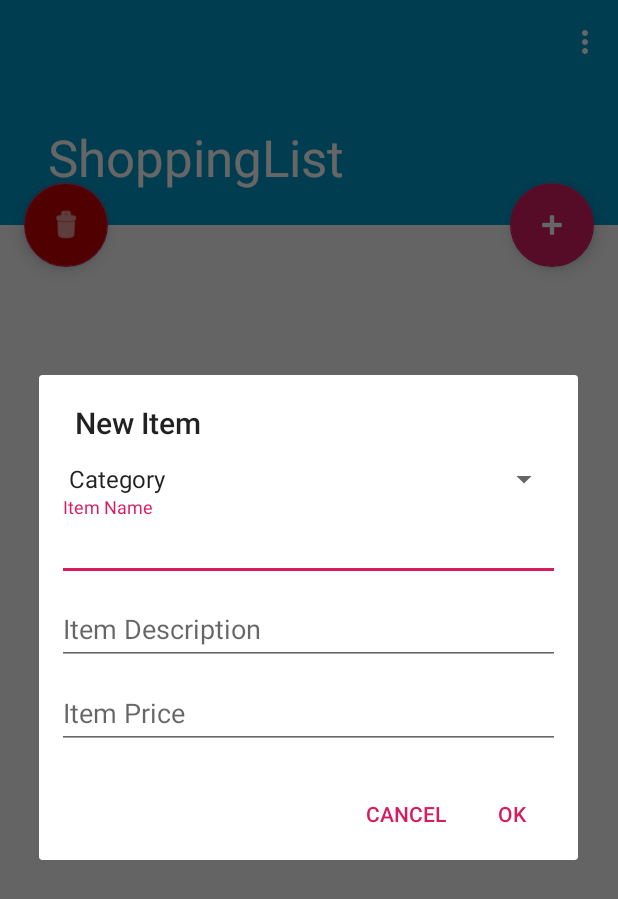
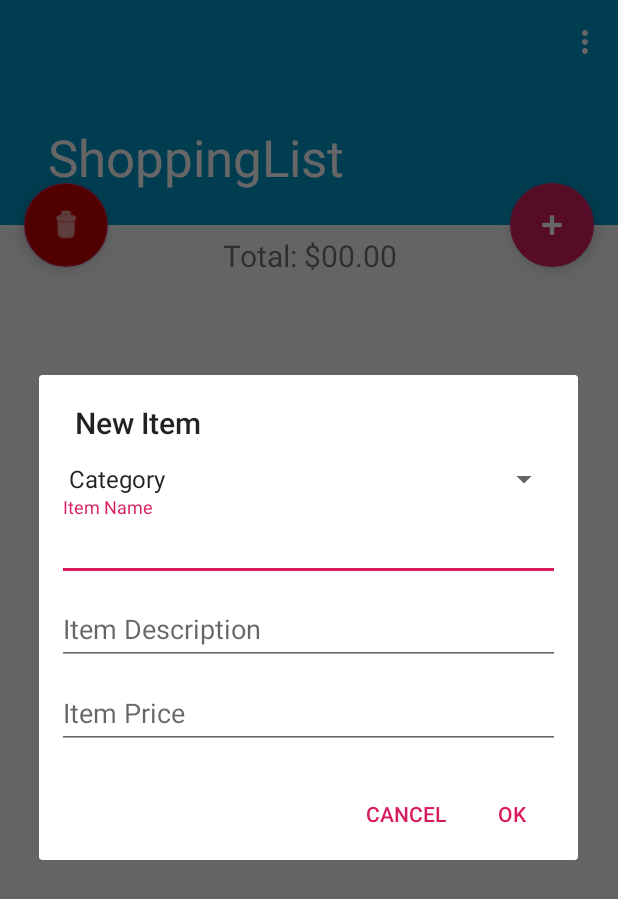
Before and after one commit to li-cindy/shopping-list, an Android app: the screen it shows after launch (ScrollingActivity), after a tap on an icon or button, on a phone screen of 412 x 824 dp. Shown: the top 899 px of the screen. Run offline under Robolectric (Android 15) with nearby library versions, the phone set to English and light mode, and no system bars; our stand-ins replace Room's generated code.

Commit message:
add total cost functionality

```diff
--- a/app/src/main/java/hu/ait/shoppinglist/ShoppingItemDialog.kt
+++ b/app/src/main/java/hu/ait/shoppinglist/ShoppingItemDialog.kt
@@ -12,7 +12,6 @@ import hu.ait.shoppinglist.data.ShoppingItem
 import kotlinx.android.synthetic.main.new_item_dialog.view.*
 import java.lang.RuntimeException
 import android.widget.TextView
-
 
 
 class ShoppingItemDialog : DialogFragment() {
@@ -31,7 +30,7 @@ class ShoppingItemDialog : DialogFragment() {
             shoppingItemHandler = context
         } else {
             throw RuntimeException(
-                "The activity does not implement the ShoppingItemHandlerInterface"
+                getString(R.string.does_not_implement)
             )
         }
     }
@@ -44,7 +43,7 @@ class ShoppingItemDialog : DialogFragment() {
     override fun onCreateDialog(savedInstanceState: Bundle?): Dialog {
         val builder = AlertDialog.Builder(requireContext())
 
-        builder.setTitle("New Item")
+        builder.setTitle(getString(R.string.new_item))
 
         val rootView = requireActivity().layoutInflater.inflate(
             R.layout.new_item_dialog, null
@@ -57,7 +56,6 @@ class ShoppingItemDialog : DialogFragment() {
         categoriesAdapter.setDropDownViewResource(android.R.layout.simple_spinner_dropdown_item)
         spItemCategory = rootView.spinnerCategory
         spItemCategory.adapter = categoriesAdapter
-
 
 
         etItemName = rootView.etName
@@ -84,14 +82,14 @@ class ShoppingItemDialog : DialogFragment() {
             etItemDescription.setText(shoppingItem.description)
             etItemPrice.setText(shoppingItem.price.toString())
 
-            builder.setTitle("Edit Item")
+            builder.setTitle(getString(R.string.edit_item))
         }
 
-        builder.setPositiveButton("OK") { dialog, witch ->
+        builder.setPositiveButton(getString(R.string.ok)) { dialog, witch ->
             // empty
         }
 
-        builder.setNegativeButton("CANCEL") { dialog, witch ->
+        builder.setNegativeButton(getString(R.string.cancel)) { dialog, witch ->
             // empty
         }
         return builder.create()
@@ -103,7 +101,8 @@ class ShoppingItemDialog : DialogFragment() {
 
         val positiveButton = (dialog as AlertDialog).getButton(Dialog.BUTTON_POSITIVE)
         positiveButton.setOnClickListener {
-            if (spItemCategory.selectedItemPosition != 0 || etItemName.text.isNotEmpty() || etItemDescription.text.isNotEmpty() || etItemPrice.text.isNotEmpty()) {
+            if (spItemCategory.selectedItemPosition != 0 || etItemName.text.isNotEmpty() ||
+                etItemDescription.text.isNotEmpty() || etItemPrice.text.isNotEmpty()) {
                 val arguments = this.arguments
                 if (arguments != null && arguments.containsKey(ScrollingActivity.KEY_ITEM_TO_EDIT)) {
                     handleShoppingItemEdit()
@@ -114,16 +113,16 @@ class ShoppingItemDialog : DialogFragment() {
                 dialog.dismiss()
             } else {
                 if (spItemCategory.selectedItemPosition == 0) {
-                    (spItemCategory.getChildAt(0) as TextView).error = "This field can not be empty!"
+                    (spItemCategory.getChildAt(0) as TextView).error = getString(R.string.cannot_empty)
                 }
                 if (etItemName.text.isEmpty()) {
-                    etItemName.error = "This field can not be empty!"
+                    etItemName.error = getString(R.string.cannot_empty)
                 }
                 if (etItemDescription.text.isEmpty()) {
-                    etItemDescription.error = "This field can not be empty!"
+                    etItemDescription.error = getString(R.string.cannot_empty)
                 }
                 if (etItemPrice.text.isEmpty()) {
-                    etItemPrice.error = "This field can not be empty!"
+                    etItemPrice.error = getString(R.string.cannot_empty)
                 }
             }
         }
@@ -131,7 +130,6 @@ class ShoppingItemDialog : DialogFragment() {
 
     private fun getCategorySelected() : String {
         var idx = spItemCategory.selectedItemPosition
-
         when (idx) {
             1 -> return getString(R.string.clothing_category)
             2 -> return getString(R.string.electronics_category)
--- a/app/src/main/java/hu/ait/shoppinglist/touch/ShoppingListTouchCallback.kt
+++ b/app/src/main/java/hu/ait/shoppinglist/touch/ShoppingListTouchCallback.kt
@@ -7,9 +7,6 @@ import android.support.v7.widget.helper.ItemTouchHelper
 class ShoppingListTouchCallback(private val shoppingListTouchHelperAdapter: ShoppingListTouchHelperCallback)
     : ItemTouchHelper.Callback() {
 
-//    override fun isLongPressDragEnabled(): Boolean {
-//        return true
-//    }
 
     override fun isItemViewSwipeEnabled(): Boolean {
         return true
--- a/app/src/main/res/layout/activity_scrolling.xml
+++ b/app/src/main/res/layout/activity_scrolling.xml
@@ -64,4 +64,16 @@
             android:backgroundTint="@android:color/holo_red_dark"
             android:tint="@android:color/white"/>
 
+
+    <TextView
+            android:id="@+id/tvTotal"
+            android:layout_width="match_parent"
+            android:layout_height="wrap_content"
+            android:text="Total: $00.00"
+            android:textSize="20sp"
+            app:layout_anchorGravity="top|center"
+            app:layout_anchor="@+id/recyclerShoppingList"
+            android:layout_gravity="center"
+            android:gravity="center"/>
+
 </android.support.design.widget.CoordinatorLayout>
--- a/app/src/main/res/layout/content_scrolling.xml
+++ b/app/src/main/res/layout/content_scrolling.xml
@@ -9,5 +9,4 @@
         android:layout_height="match_parent"
         tools:context=".ScrollingActivity">
 
-
 </android.support.v4.widget.NestedScrollView>
--- a/app/src/main/res/values/strings.xml
+++ b/app/src/main/res/values/strings.xml
@@ -10,4 +10,11 @@
     <string name="food_category">Food</string>
     <string name="household_category">Household</string>
     <string name="other_category">Other</string>
+    <string name="does_not_implement">The activity does not implement the ShoppingItemHandlerInterface</string>
+    <string name="edit_item">Edit Item</string>
+    <string name="ok">OK</string>
+    <string name="cannot_empty">This field can not be empty!</string>
+    <string name="delete_list">Delete List</string>
+    <string name="delete_all_items_sure">Are you sure to delete all items?</string>
+    <string name="confirm">Yes</string>
 </resources>
```
Also changed, not shown: app/src/main/java/hu/ait/shoppinglist/ScrollingActivity.kt (+25 -8 lines), app/src/main/java/hu/ait/shoppinglist/adapter/ShoppingListAdapter.kt (+45 -15 lines).
